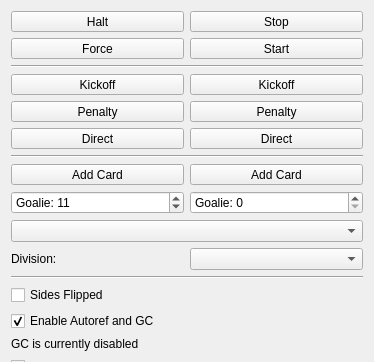
Above: src/ra/refereewidget.ui from robotics-erlangen/framework before the change; both pictures show x 0 to 374 and y 0 to 362 of the 374 by 566 pixel window. Below: the same form after it.
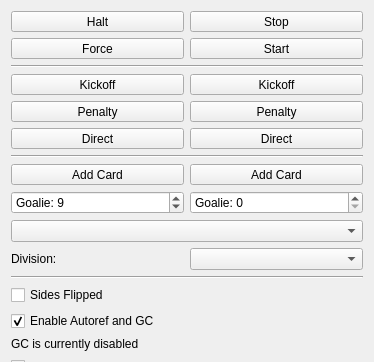
That is the form after the change. Custom widgets are drawn as their Qt base class.

Commit message: ra: proper default goalie number

Diff of the .ui file:
```diff
--- a/src/ra/refereewidget.ui
+++ b/src/ra/refereewidget.ui
@@ -307,7 +307,7 @@
         <number>21</number>
        </property>
        <property name="value">
-        <number>11</number>
+        <number>9</number>
        </property>
       </widget>
      </item>
```
Left out of the diff: 3 changed lines with no effect on the pictures.
